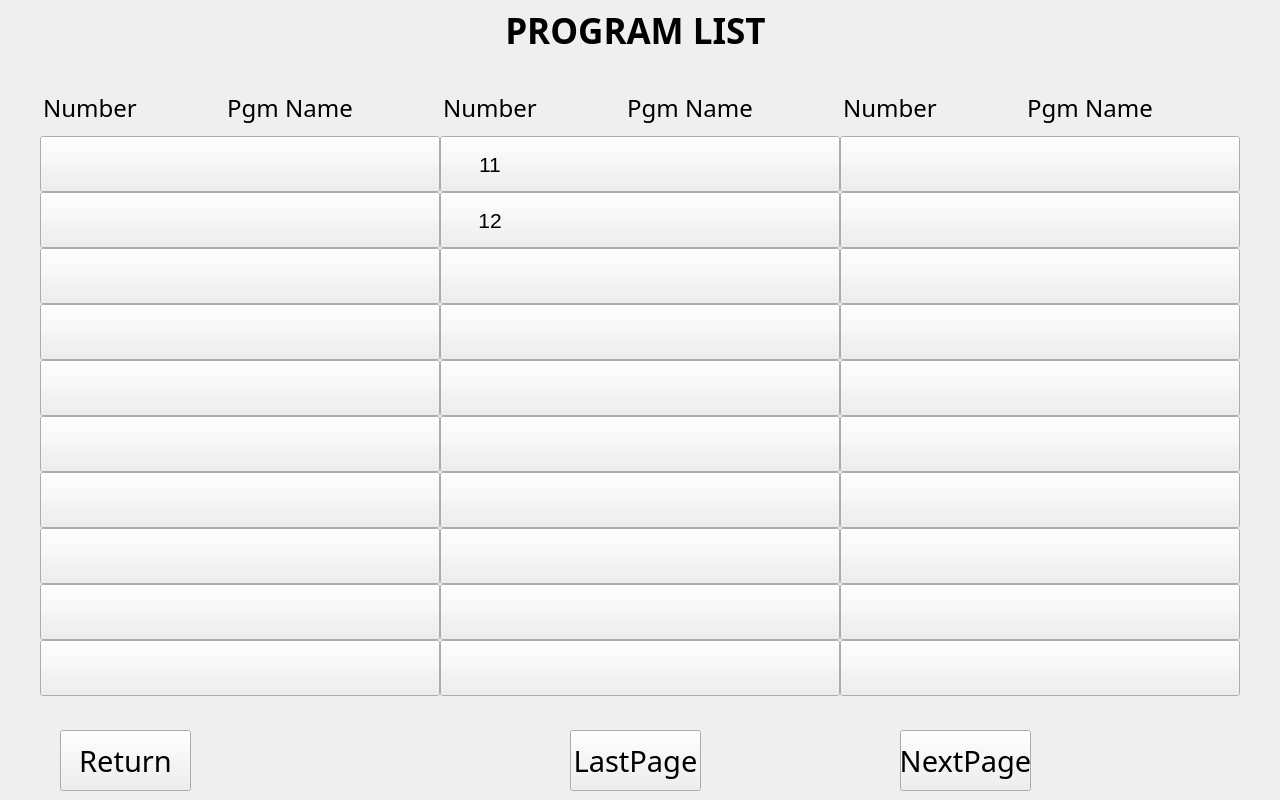
First picture: the form in popupwindow04.ui, repository qingdouke/TemakViews, before the edit.
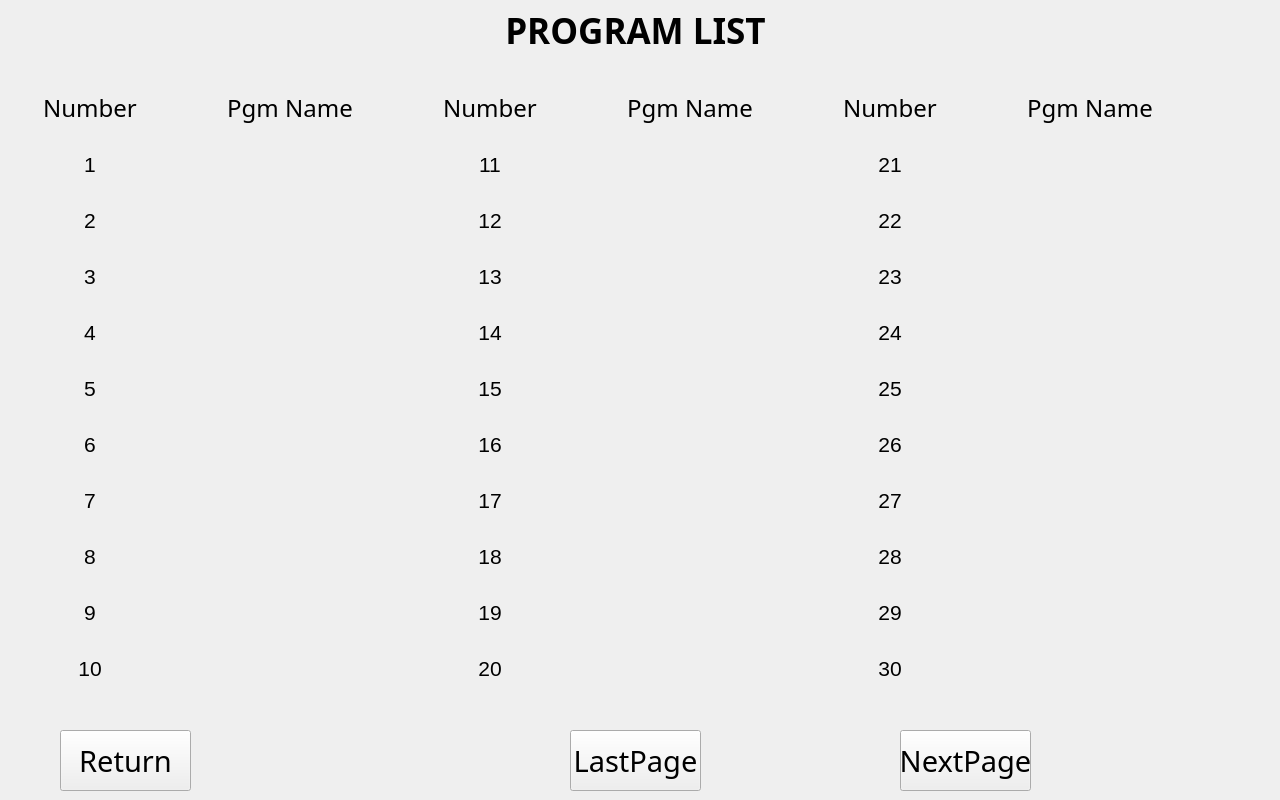
Second picture: the form after the edit.

```diff
--- a/popupwindow04.ui
+++ b/popupwindow04.ui
@@ -1678,543 +1678,8 @@
       <set>Qt::AlignCenter</set>
      </property>
     </widget>
-    <widget class="QPushButton" name="pushButton_1">
-     <property name="geometry">
-      <rect>
-       <x>0</x>
-       <y>56</y>
-       <width>400</width>
-       <height>56</height>
-      </rect>
-     </property>
-     <property name="font">
-      <font>
-       <family>思源黑体</family>
-      </font>
-     </property>
-     <property name="text">
-      <string/>
-     </property>
-    </widget>
-    <widget class="QPushButton" name="pushButton_2">
-     <property name="geometry">
-      <rect>
-       <x>0</x>
-       <y>112</y>
-       <width>400</width>
-       <height>56</height>
-      </rect>
-     </property>
-     <property name="font">
-      <font>
-       <family>思源黑体</family>
-      </font>
-     </property>
-     <property name="text">
-      <string/>
-     </property>
-    </widget>
-    <widget class="QPushButton" name="pushButton_3">
-     <property name="geometry">
-      <rect>
-       <x>0</x>
-       <y>168</y>
-       <width>400</width>
-       <height>56</height>
-      </rect>
-     </property>
-     <property name="font">
-      <font>
-       <family>思源黑体</family>
-      </font>
-     </property>
-     <property name="text">
-      <string/>
-     </property>
-    </widget>
-    <widget class="QPushButton" name="pushButton_4">
-     <property name="geometry">
-      <rect>
-       <x>0</x>
-       <y>224</y>
-       <width>400</width>
-       <height>56</height>
-      </rect>
-     </property>
-     <property name="font">
-      <font>
-       <family>思源黑体</family>
-      </font>
-     </property>
-     <property name="text">
-      <string/>
-     </property>
-    </widget>
-    <widget class="QPushButton" name="pushButton_5">
-     <property name="geometry">
-      <rect>
-       <x>0</x>
-       <y>280</y>
-       <width>400</width>
-       <height>56</height>
-      </rect>
-     </property>
-     <property name="font">
-      <font>
-       <family>思源黑体</family>
-      </font>
-     </property>
-     <property name="text">
-      <string/>
-     </property>
-    </widget>
-    <widget class="QPushButton" name="pushButton_6">
-     <property name="geometry">
-      <rect>
-       <x>0</x>
-       <y>336</y>
-       <width>400</width>
-       <height>56</height>
-      </rect>
-     </property>
-     <property name="font">
-      <font>
-       <family>思源黑体</family>
-      </font>
-     </property>
-     <property name="text">
-      <string/>
-     </property>
-    </widget>
-    <widget class="QPushButton" name="pushButton_7">
-     <property name="geometry">
-      <rect>
-       <x>0</x>
-       <y>392</y>
-       <width>400</width>
-       <height>56</height>
-      </rect>
-     </property>
-     <property name="font">
-      <font>
-       <family>思源黑体</family>
-      </font>
-     </property>
-     <property name="text">
-      <string/>
-     </property>
-    </widget>
-    <widget class="QPushButton" name="pushButton_8">
-     <property name="geometry">
-      <rect>
-       <x>0</x>
-       <y>448</y>
-       <width>400</width>
-       <height>56</height>
-      </rect>
-     </property>
-     <property name="font">
-      <font>
-       <family>思源黑体</family>
-      </font>
-     </property>
-     <property name="text">
-      <string/>
-     </property>
-    </widget>
-    <widget class="QPushButton" name="pushButton_9">
-     <property name="geometry">
-      <rect>
-       <x>0</x>
-       <y>504</y>
-       <width>400</width>
-       <height>56</height>
-      </rect>
-     </property>
-     <property name="font">
-      <font>
-       <family>思源黑体</family>
-      </font>
-     </property>
-     <property name="text">
-      <string/>
-     </property>
-    </widget>
-    <widget class="QPushButton" name="pushButton_10">
-     <property name="geometry">
-      <rect>
-       <x>0</x>
-       <y>560</y>
-       <width>400</width>
-       <height>56</height>
-      </rect>
-     </property>
-     <property name="font">
-      <font>
-       <family>思源黑体</family>
-      </font>
-     </property>
-     <property name="text">
-      <string/>
-     </property>
-    </widget>
-    <widget class="QPushButton" name="pushButton_11">
-     <property name="geometry">
-      <rect>
-       <x>400</x>
-       <y>56</y>
-       <width>400</width>
-       <height>56</height>
-      </rect>
-     </property>
-     <property name="font">
-      <font>
-       <family>思源黑体</family>
-      </font>
-     </property>
-     <property name="text">
-      <string/>
-     </property>
-    </widget>
-    <widget class="QPushButton" name="pushButton_12">
-     <property name="geometry">
-      <rect>
-       <x>400</x>
-       <y>112</y>
-       <width>400</width>
-       <height>56</height>
-      </rect>
-     </property>
-     <property name="font">
-      <font>
-       <family>思源黑体</family>
-      </font>
-     </property>
-     <property name="text">
-      <string/>
-     </property>
-    </widget>
-    <widget class="QPushButton" name="pushButton_13">
-     <property name="geometry">
-      <rect>
-       <x>400</x>
-       <y>168</y>
-       <width>400</width>
-       <height>56</height>
-      </rect>
-     </property>
-     <property name="font">
-      <font>
-       <family>思源黑体</family>
-      </font>
-     </property>
-     <property name="text">
-      <string/>
-     </property>
-    </widget>
-    <widget class="QPushButton" name="pushButton_14">
-     <property name="geometry">
-      <rect>
-       <x>400</x>
-       <y>224</y>
-       <width>400</width>
-       <height>56</height>
-      </rect>
-     </property>
-     <property name="font">
-      <font>
-       <family>思源黑体</family>
-      </font>
-     </property>
-     <property name="text">
-      <string/>
-     </property>
-    </widget>
-    <widget class="QPushButton" name="pushButton_15">
-     <property name="geometry">
-      <rect>
-       <x>400</x>
-       <y>280</y>
-       <width>400</width>
-       <height>56</height>
-      </rect>
-     </property>
-     <property name="font">
-      <font>
-       <family>思源黑体</family>
-      </font>
-     </property>
-     <property name="text">
-      <string/>
-     </property>
-    </widget>
-    <widget class="QPushButton" name="pushButton_16">
-     <property name="geometry">
-      <rect>
-       <x>400</x>
-       <y>336</y>
-       <width>400</width>
-       <height>56</height>
-      </rect>
-     </property>
-     <property name="font">
-      <font>
-       <family>思源黑体</family>
-      </font>
-     </property>
-     <property name="text">
-      <string/>
-     </property>
-    </widget>
-    <widget class="QPushButton" name="pushButton_17">
-     <property name="geometry">
-      <rect>
-       <x>400</x>
-       <y>392</y>
-       <width>400</width>
-       <height>56</height>
-      </rect>
-     </property>
-     <property name="font">
-      <font>
-       <family>思源黑体</family>
-      </font>
-     </property>
-     <property name="text">
-      <string/>
-     </property>
-    </widget>
-    <widget class="QPushButton" name="pushButton_18">
-     <property name="geometry">
-      <rect>
-       <x>400</x>
-       <y>448</y>
-       <width>400</width>
-       <height>56</height>
-      </rect>
-     </property>
-     <property name="font">
-      <font>
-       <family>思源黑体</family>
-      </font>
-     </property>
-     <property name="text">
-      <string/>
-     </property>
-    </widget>
-    <widget class="QPushButton" name="pushButton_19">
-     <property name="geometry">
-      <rect>
-       <x>400</x>
-       <y>504</y>
-       <width>400</width>
-       <height>56</height>
-      </rect>
-     </property>
-     <property name="font">
-      <font>
-       <family>思源黑体</family>
-      </font>
-     </property>
-     <property name="text">
-      <string/>
-     </property>
-    </widget>
-    <widget class="QPushButton" name="pushButton_20">
-     <property name="geometry">
-      <rect>
-       <x>400</x>
-       <y>560</y>
-       <width>400</width>
-       <height>56</height>
-      </rect>
-     </property>
-     <property name="font">
-      <font>
-       <family>思源黑体</family>
-      </font>
-     </property>
-     <property name="text">
-      <string/>
-     </property>
-    </widget>
-    <widget class="QPushButton" name="pushButton_21">
-     <property name="geometry">
-      <rect>
-       <x>800</x>
-       <y>56</y>
-       <width>400</width>
-       <height>56</height>
-      </rect>
-     </property>
-     <property name="font">
-      <font>
-       <family>思源黑体</family>
-      </font>
-     </property>
-     <property name="text">
-      <string/>
-     </property>
-    </widget>
-    <widget class="QPushButton" name="pushButton_22">
-     <property name="geometry">
-      <rect>
-       <x>800</x>
-       <y>112</y>
-       <width>400</width>
-       <height>56</height>
-      </rect>
-     </property>
-     <property name="font">
-      <font>
-       <family>思源黑体</family>
-      </font>
-     </property>
-     <property name="text">
-      <string/>
-     </property>
-    </widget>
-    <widget class="QPushButton" name="pushButton_23">
-     <property name="geometry">
-      <rect>
-       <x>800</x>
-       <y>168</y>
-       <width>400</width>
-       <height>56</height>
-      </rect>
-     </property>
-     <property name="font">
-      <font>
-       <family>思源黑体</family>
-      </font>
-     </property>
-     <property name="text">
-      <string/>
-     </property>
-    </widget>
-    <widget class="QPushButton" name="pushButton_24">
-     <property name="geometry">
-      <rect>
-       <x>800</x>
-       <y>224</y>
-       <width>400</width>
-       <height>56</height>
-      </rect>
-     </property>
-     <property name="font">
-      <font>
-       <family>思源黑体</family>
-      </font>
-     </property>
-     <property name="text">
-      <string/>
-     </property>
-    </widget>
-    <widget class="QPushButton" name="pushButton_25">
-     <property name="geometry">
-      <rect>
-       <x>800</x>
-       <y>280</y>
-       <width>400</width>
-       <height>56</height>
-      </rect>
-     </property>
-     <property name="font">
-      <font>
-       <family>思源黑体</family>
-      </font>
-     </property>
-     <property name="text">
-      <string/>
-     </property>
-    </widget>
-    <widget class="QPushButton" name="pushButton_26">
-     <property name="geometry">
-      <rect>
-       <x>800</x>
-       <y>336</y>
-       <width>400</width>
-       <height>56</height>
-      </rect>
-     </property>
-     <property name="text">
-      <string/>
-     </property>
-    </widget>
-    <widget class="QPushButton" name="pushButton_27">
-     <property name="geometry">
-      <rect>
-       <x>800</x>
-       <y>392</y>
-       <width>400</width>
-       <height>56</height>
-      </rect>
-     </property>
-     <property name="font">
-      <font>
-       <family>思源黑体</family>
-      </font>
-     </property>
-     <property name="text">
-      <string/>
-     </property>
-    </widget>
-    <widget class="QPushButton" name="pushButton_28">
-     <property name="geometry">
-      <rect>
-       <x>800</x>
-       <y>448</y>
-       <width>400</width>
-       <height>56</height>
-      </rect>
-     </property>
-     <property name="font">
-      <font>
-       <family>思源黑体</family>
-      </font>
-     </property>
-     <property name="text">
-      <string/>
-     </property>
-    </widget>
-    <widget class="QPushButton" name="pushButton_29">
-     <property name="geometry">
-      <rect>
-       <x>800</x>
-       <y>504</y>
-       <width>400</width>
-       <height>56</height>
-      </rect>
-     </property>
-     <property name="font">
-      <font>
-       <family>思源黑体</family>
-      </font>
-     </property>
-     <property name="text">
-      <string/>
-     </property>
-    </widget>
-    <widget class="QPushButton" name="pushButton_30">
-     <property name="geometry">
-      <rect>
-       <x>800</x>
-       <y>560</y>
-       <width>400</width>
-       <height>56</height>
-      </rect>
-     </property>
-     <property name="font">
-      <font>
-       <family>思源黑体</family>
-      </font>
-     </property>
-     <property name="text">
-      <string/>
-     </property>
-    </widget>
-    <zorder>pushButton_11</zorder>
-    <zorder>pushButton_12</zorder>
+    <zorder>label_name_12</zorder>
+    <zorder>label_name_11</zorder>
     <zorder>line_h_1</zorder>
     <zorder>line_h_2</zorder>
     <zorder>line_h_3</zorder>
```
Left out of the diff: 30 changed lines with no effect on the pictures.
